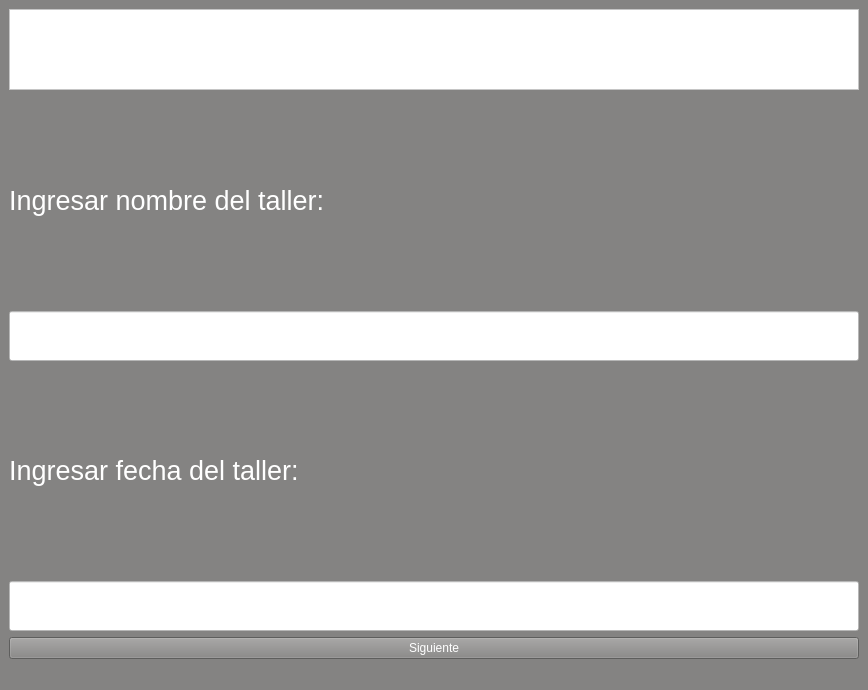
The window that DiplomaFieldsScreen.ui (RicarlOz/DiplomaGenerator) describes before a commit, drawn with Qt 5.
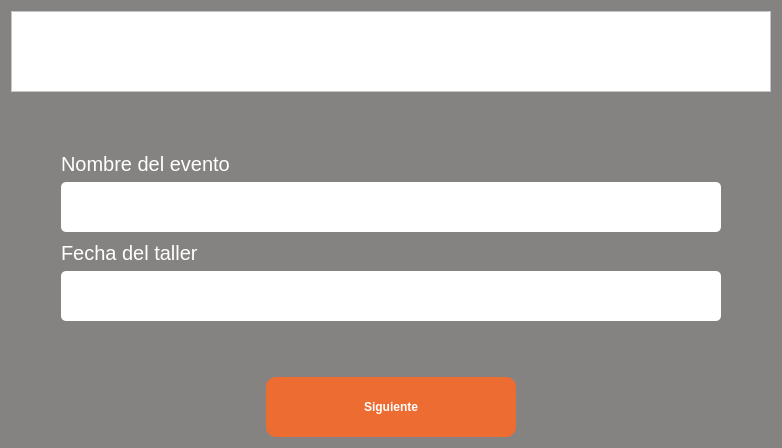
The same window after the commit. Icons and pictures are not drawn.

Commit message: UI Updated, added preview screen, added sample files

```diff
--- a/DiplomaFieldsScreen.ui
+++ b/DiplomaFieldsScreen.ui
@@ -1,26 +1,22 @@
 <?xml version="1.0" encoding="UTF-8"?>
 <ui version="4.0">
- <class>MainWindow</class>
- <widget class="QMainWindow" name="MainWindow">
+ <class>Form</class>
+ <widget class="QWidget" name="Form">
   <property name="geometry">
    <rect>
     <x>0</x>
     <y>0</y>
-    <width>868</width>
-    <height>690</height>
+    <width>782</width>
+    <height>448</height>
    </rect>
   </property>
   <property name="windowTitle">
-   <string>Generador de Diplomas</string>
-  </property>
-  <property name="autoFillBackground">
-   <bool>false</bool>
+   <string>Form</string>
   </property>
   <property name="styleSheet">
    <string notr="true">color: white;
 background-color: rgb(132, 131, 130);</string>
   </property>
-  <widget class="QWidget" name="Form">
    <layout class="QGridLayout" name="gridLayout_2">
     <item row="0" column="0">
      <widget class="QFrame" name="frame">
@@ -74,10 +70,25 @@
     </item>
     <item row="1" column="0">
      <layout class="QVBoxLayout" name="vlName">
+     <property name="leftMargin">
+      <number>50</number>
+     </property>
+     <property name="topMargin">
+      <number>50</number>
+     </property>
+     <property name="rightMargin">
+      <number>50</number>
+     </property>
       <item>
        <widget class="QLabel" name="lbName">
+       <property name="styleSheet">
+        <string notr="true">font-size: 20px</string>
+       </property>
         <property name="text">
-         <string>&lt;html&gt;&lt;head/&gt;&lt;body&gt;&lt;p&gt;&lt;span style=&quot; font-size:20pt;&quot;&gt;Ingresar nombre del taller:&lt;/span&gt;&lt;/p&gt;&lt;/body&gt;&lt;/html&gt;</string>
+        <string>Nombre del evento</string>
+       </property>
+       <property name="alignment">
+        <set>Qt::AlignBottom|Qt::AlignLeading|Qt::AlignLeft</set>
         </property>
        </widget>
       </item>
@@ -94,7 +105,8 @@
         </property>
         <property name="styleSheet">
          <string notr="true">color: black;
-background-color: white;</string>
+background-color: white;
+border-radius: 5px;</string>
         </property>
        </widget>
       </item>
@@ -102,15 +114,25 @@
     </item>
     <item row="2" column="0">
      <layout class="QVBoxLayout" name="vlDate">
+     <property name="leftMargin">
+      <number>50</number>
+     </property>
+     <property name="rightMargin">
+      <number>50</number>
+     </property>
+     <property name="bottomMargin">
+      <number>50</number>
+     </property>
       <item>
-       <widget class="QLabel" name="lbDate">
-        <property name="font">
-         <font>
-          <pointsize>7</pointsize>
-         </font>
+      <widget class="QLabel" name="lbAttachImg">
+       <property name="styleSheet">
+        <string notr="true">font-size: 20px</string>
         </property>
         <property name="text">
-         <string>&lt;html&gt;&lt;head/&gt;&lt;body&gt;&lt;p&gt;&lt;span style=&quot; font-size:20pt;&quot;&gt;Ingresar fecha del taller:&lt;/span&gt;&lt;/p&gt;&lt;/body&gt;&lt;/html&gt;</string>
+        <string>Fecha del taller</string>
+       </property>
+       <property name="alignment">
+        <set>Qt::AlignBottom|Qt::AlignLeading|Qt::AlignLeft</set>
         </property>
        </widget>
       </item>
@@ -124,7 +146,8 @@
         </property>
         <property name="styleSheet">
          <string notr="true">color: black;
-background-color: white;</string>
+background-color: white;
+border-radius: 5px;</string>
         </property>
        </widget>
       </item>
@@ -133,7 +156,30 @@
     <item row="3" column="0">
      <layout class="QHBoxLayout" name="horizontalLayout">
       <item>
-       <widget class="QPushButton" name="pushButton">
+      <widget class="QPushButton" name="btnSubmit">
+       <property name="sizePolicy">
+        <sizepolicy hsizetype="Maximum" vsizetype="Fixed">
+         <horstretch>0</horstretch>
+         <verstretch>0</verstretch>
+        </sizepolicy>
+       </property>
+       <property name="minimumSize">
+        <size>
+         <width>250</width>
+         <height>60</height>
+        </size>
+       </property>
+       <property name="font">
+        <font>
+         <pointsize>9</pointsize>
+         <weight>75</weight>
+         <bold>true</bold>
+        </font>
+       </property>
+       <property name="styleSheet">
+        <string notr="true">background-color: rgb(237, 108, 50);
+border-radius: 10px</string>
+       </property>
         <property name="text">
          <string>Siguiente</string>
         </property>
@@ -143,10 +189,6 @@
     </item>
    </layout>
   </widget>
-  <widget class="QStatusBar" name="statusbar"/>
- </widget>
- <resources>
-  <include location="Assets.qrc"/>
- </resources>
+ <resources/>
  <connections/>
 </ui>
```
Lines whose indentation alone changed are shown as unchanged. The commit also changes 7 other files.
